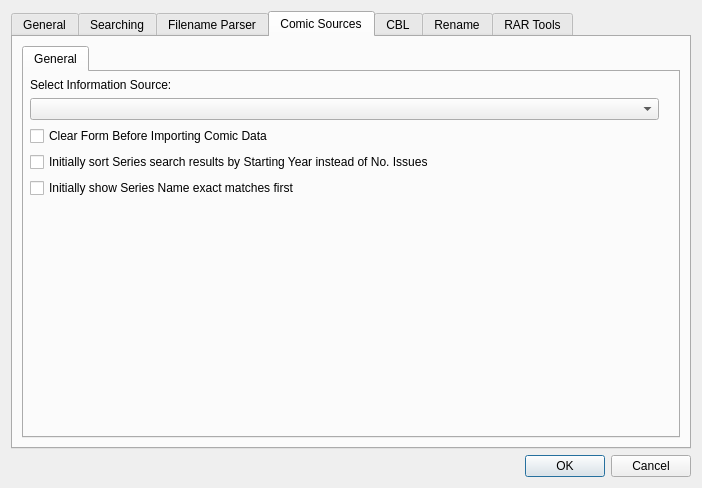
This is comictaggerlib/ui/settingswindow.ui in comictagger/comictagger as Qt 5 draws it before an edit. The edited form follows.
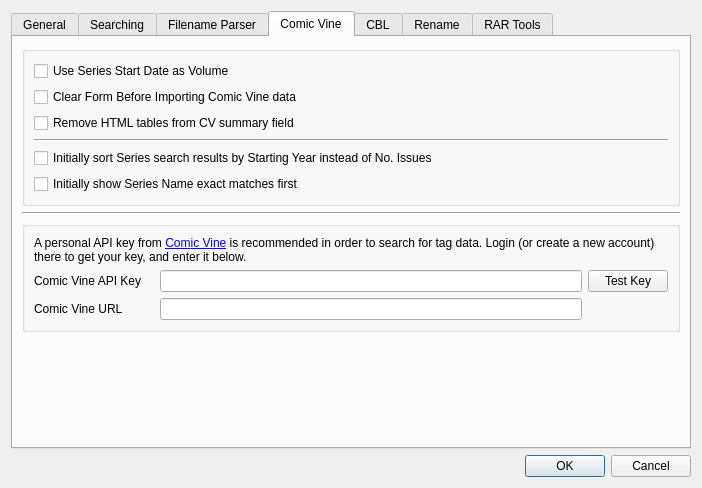
This is the edited form. The open tabs and pages were chosen to show the change.

```diff
--- a/comictaggerlib/ui/settingswindow.ui
+++ b/comictaggerlib/ui/settingswindow.ui
@@ -310,54 +310,51 @@
        </widget>
        <widget class="QWidget" name="tComicSources">
         <attribute name="title">
-         <string>Comic Sources</string>
+         <string>Comic Vine</string>
         </attribute>
         <layout class="QVBoxLayout" name="verticalLayout_4">
          <item>
-          <widget class="QTabWidget" name="tComicSourcesOptions">
-           <property name="currentIndex">
-            <number>0</number>
+          <widget class="QGroupBox" name="grpBoxCVTop">
+           <property name="sizePolicy">
+            <sizepolicy hsizetype="Preferred" vsizetype="Preferred">
+             <horstretch>0</horstretch>
+             <verstretch>0</verstretch>
+            </sizepolicy>
            </property>
-           <widget class="QWidget" name="tComicSourceGeneral">
-            <attribute name="title">
-             <string>General</string>
-            </attribute>
-            <widget class="QWidget" name="layoutWidget">
-             <property name="geometry">
-              <rect>
-               <x>0</x>
-               <y>0</y>
-               <width>641</width>
-               <height>341</height>
-              </rect>
-             </property>
+           <layout class="QVBoxLayout" name="verticalLayout_5">
+            <item>
              <layout class="QVBoxLayout" name="verticalLayout_3">
-              <property name="spacing">
-               <number>6</number>
-              </property>
-              <property name="leftMargin">
-               <number>6</number>
-              </property>
-              <property name="topMargin">
-               <number>6</number>
-              </property>
-              <property name="rightMargin">
-               <number>6</number>
-              </property>
               <item>
-               <widget class="QLabel" name="leInfoSource">
+               <widget class="QCheckBox" name="cbxUseSeriesStartAsVolume">
                 <property name="text">
-                 <string>Select Information Source:</string>
+                 <string>Use Series Start Date as Volume</string>
                 </property>
                </widget>
               </item>
-              <item>
-               <widget class="QComboBox" name="cobxInfoSource"/>
-              </item>
               <item>
                <widget class="QCheckBox" name="cbxClearFormBeforePopulating">
                 <property name="text">
-                 <string>Clear Form Before Importing Comic Data</string>
+                 <string>Clear Form Before Importing Comic Vine data</string>
+                </property>
+               </widget>
+              </item>
+              <item>
+               <widget class="QCheckBox" name="cbxRemoveHtmlTables">
+                <property name="text">
+                 <string>Remove HTML tables from CV summary field</string>
+                </property>
+               </widget>
+              </item>
+              <item>
+               <widget class="Line" name="line_4">
+                <property name="sizePolicy">
+                 <sizepolicy hsizetype="Expanding" vsizetype="Fixed">
+                  <horstretch>0</horstretch>
+                  <verstretch>0</verstretch>
+                 </sizepolicy>
+                </property>
+                <property name="orientation">
+                 <enum>Qt::Horizontal</enum>
                 </property>
                </widget>
               </item>
@@ -375,24 +372,132 @@
                 </property>
                </widget>
               </item>
-              <item>
-               <spacer name="verticalSpacer_3">
-                <property name="orientation">
-                 <enum>Qt::Vertical</enum>
-                </property>
-                <property name="sizeHint" stdset="0">
-                 <size>
-                  <width>20</width>
-                  <height>40</height>
-                 </size>
-                </property>
-               </spacer>
-              </item>
              </layout>
-            </widget>
-           </widget>
+            </item>
+           </layout>
           </widget>
          </item>
+         <item>
+          <widget class="Line" name="line_4">
+           <property name="sizePolicy">
+            <sizepolicy hsizetype="Expanding" vsizetype="Fixed">
+             <horstretch>0</horstretch>
+             <verstretch>0</verstretch>
+            </sizepolicy>
+           </property>
+           <property name="orientation">
+            <enum>Qt::Horizontal</enum>
+           </property>
+          </widget>
+         </item>
+         <item>
+          <widget class="QGroupBox" name="grpBoxKey">
+           <property name="sizePolicy">
+            <sizepolicy hsizetype="Preferred" vsizetype="Preferred">
+             <horstretch>0</horstretch>
+             <verstretch>0</verstretch>
+            </sizepolicy>
+           </property>
+           <layout class="QGridLayout" name="gridLayout_8">
+            <item row="0" column="0" colspan="3">
+             <widget class="QLabel" name="lblKeyHelp">
+              <property name="sizePolicy">
+               <sizepolicy hsizetype="Expanding" vsizetype="MinimumExpanding">
+                <horstretch>0</horstretch>
+                <verstretch>0</verstretch>
+               </sizepolicy>
+              </property>
+              <property name="text">
+               <string>&lt;html&gt;&lt;head/&gt;&lt;body&gt;&lt;p&gt;A personal API key from &lt;a href=&quot;http://www.comicvine.com/api/&quot;&gt;&lt;span style=&quot; text-decoration: underline; color:#0000ff;&quot;&gt;Comic Vine&lt;/span&gt;&lt;/a&gt; is recommended in order to search for tag data. Login (or create a new account) there to get your key, and enter it below.&lt;/p&gt;&lt;/body&gt;&lt;/html&gt;</string>
+              </property>
+              <property name="textFormat">
+               <enum>Qt::RichText</enum>
+              </property>
+              <property name="alignment">
+               <set>Qt::AlignBottom|Qt::AlignLeading|Qt::AlignLeft</set>
+              </property>
+              <property name="wordWrap">
+               <bool>true</bool>
+              </property>
+              <property name="openExternalLinks">
+               <bool>true</bool>
+              </property>
+              <property name="textInteractionFlags">
+               <set>Qt::LinksAccessibleByKeyboard|Qt::LinksAccessibleByMouse</set>
+              </property>
+             </widget>
+            </item>
+            <item row="1" column="2">
+             <widget class="QPushButton" name="btnTestKey">
+              <property name="text">
+               <string>Test Key</string>
+              </property>
+             </widget>
+            </item>
+            <item row="1" column="1">
+             <widget class="QLineEdit" name="leKey">
+              <property name="sizePolicy">
+               <sizepolicy hsizetype="MinimumExpanding" vsizetype="Maximum">
+                <horstretch>0</horstretch>
+                <verstretch>0</verstretch>
+               </sizepolicy>
+              </property>
+              <property name="readOnly">
+               <bool>false</bool>
+              </property>
+             </widget>
+            </item>
+            <item row="1" column="0">
+             <widget class="QLabel" name="lblKey">
+              <property name="sizePolicy">
+               <sizepolicy hsizetype="Preferred" vsizetype="Preferred">
+                <horstretch>0</horstretch>
+                <verstretch>0</verstretch>
+               </sizepolicy>
+              </property>
+              <property name="minimumSize">
+               <size>
+                <width>120</width>
+                <height>0</height>
+               </size>
+              </property>
+              <property name="maximumSize">
+               <size>
+                <width>200</width>
+                <height>16777215</height>
+               </size>
+              </property>
+              <property name="text">
+               <string>Comic Vine API Key</string>
+              </property>
+             </widget>
+            </item>
+            <item row="2" column="0">
+             <widget class="QLabel" name="lblURL">
+              <property name="text">
+               <string>Comic Vine URL</string>
+              </property>
+             </widget>
+            </item>
+            <item row="2" column="1">
+             <widget class="QLineEdit" name="leURL"/>
+            </item>
+           </layout>
+          </widget>
+         </item>
+         <item>
+          <spacer name="verticalSpacer_3">
+           <property name="orientation">
+            <enum>Qt::Vertical</enum>
+           </property>
+           <property name="sizeHint" stdset="0">
+            <size>
+             <width>20</width>
+             <height>40</height>
+            </size>
+           </property>
+          </spacer>
+         </item>
         </layout>
        </widget>
        <widget class="QWidget" name="tCBL">
@@ -431,7 +536,7 @@
               <x>11</x>
               <y>21</y>
               <width>251</width>
-              <height>206</height>
+              <height>199</height>
              </rect>
             </property>
             <layout class="QGridLayout" name="gridLayout_7">
```
Left out of the diff: 14 changed lines with no effect on the pictures.
